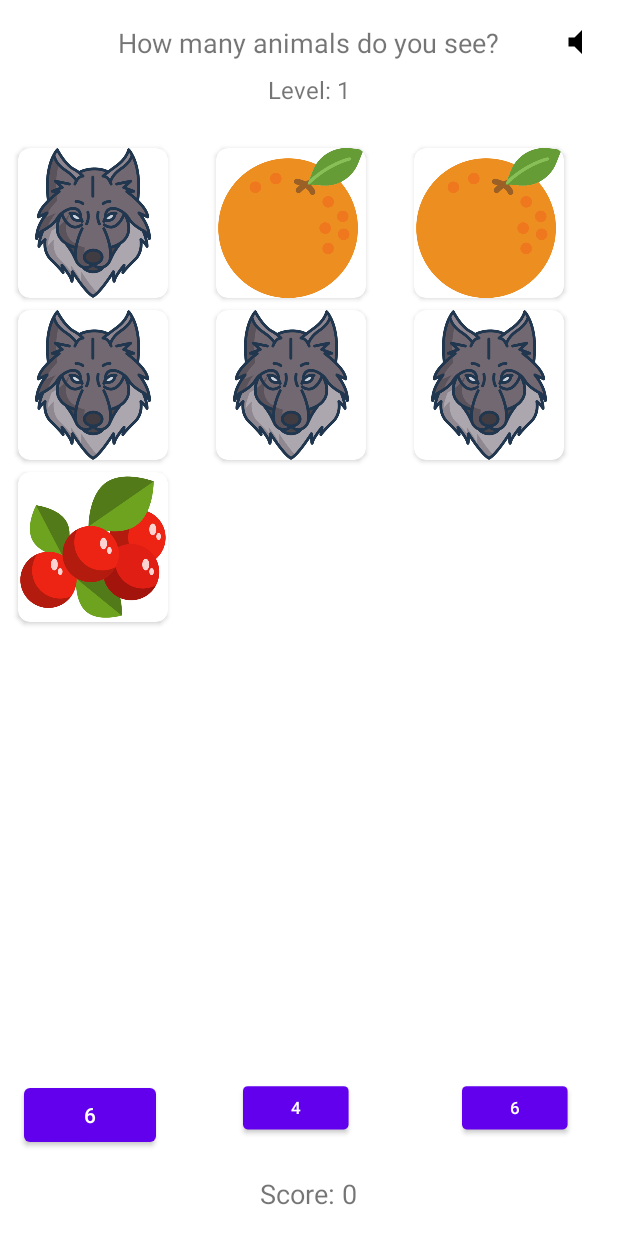
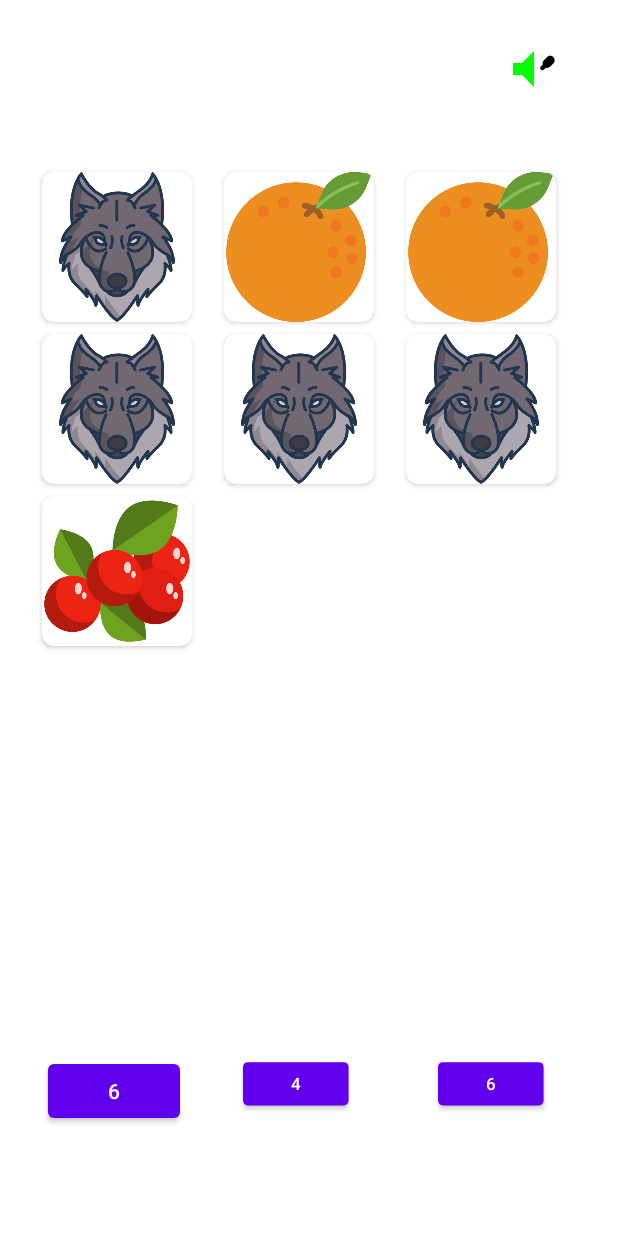
Before and after one commit to outlander23/sas, an Android app: the MainGameActivity screen opened directly, with no data from a screen before it, on a phone screen of 412 x 824 dp. Run offline under Robolectric (Android 15) with nearby library versions, the phone set to English and light mode, and no system bars.

Commit message:
main game fixed

```diff
--- a/app/src/main/java/com/example/sas/MainGameActivity.java
+++ b/app/src/main/java/com/example/sas/MainGameActivity.java
@@ -36,6 +36,8 @@ public class MainGameActivity extends AppCompatActivity {
     private MediaPlayer correctSound;
     private MediaPlayer wrongSound;
     private ImageButton soundToggleButton;
+
+
     private boolean isSoundOn = true;
 
     private String[] animalNames = {
@@ -166,7 +168,7 @@ public class MainGameActivity extends AppCompatActivity {
         int guessedNumber = Integer.parseInt(clickedButton.getText().toString());
 
         if (guessedNumber == realNumber) {
-            score += 10;
+            score += 1;
             scoreTextView.setText("Score: " + score);
             scoreTextView.startAnimation(scoreTextAnimation);
             correctSound.start();
@@ -176,7 +178,7 @@ public class MainGameActivity extends AppCompatActivity {
             wrongDialog.show();
         }
 
-        level++;
+       if(score%5==0) level++;
         entityRecyclerView.startAnimation(levelTransitionAnimation);
         generateRandomEntities();
     }
--- a/app/src/main/java/com/example/sas/MainMathGame.java
+++ b/app/src/main/java/com/example/sas/MainMathGame.java
@@ -27,6 +27,7 @@ public class MainMathGame extends AppCompatActivity {
     private int number1;
     private int number2;
     private int result;
+
 
 
     private int score;
@@ -147,7 +148,7 @@ public class MainMathGame extends AppCompatActivity {
                 updateScore();
             }
             TextView levelTextView = findViewById(R.id.level1);
-            levelTextView.setText("Level " + ((level/5)+1));
+            levelTextView.setText("Level " +level);
             generateQuestion();
         } else {
             Toast.makeText(this, "Please enter your answer", Toast.LENGTH_SHORT).show();
--- a/app/src/main/res/drawable/ic_volume_off.xml
+++ b/app/src/main/res/drawable/ic_volume_off.xml
@@ -1,12 +1,19 @@
 <vector xmlns:android="http://schemas.android.com/apk/res/android"
-    android:width="24dp"
-    android:height="24dp"
-    android:viewportWidth="24"
-    android:viewportHeight="24">
+    android:width="48dp"
+    android:height="48dp"
+    android:viewportWidth="48"
+    android:viewportHeight="48">
+
+    <!-- Speaker body -->
+    <path
+        android:fillColor="#00ffff"
+        android:pathData="M10,14v-4h6l8-8v24l-8-8h-6z"/>
+
+    <!-- Sound waves -->
     <path
         android:fillColor="#000000"
-        android:pathData="M7,9v6h4l5,5V4l-5,5H7z"/>
+        android:pathData="M32.8,10.2c0.6,0.6,0.6,1.5,0,2.1l-2.1,2.1c-0.6,0.6-1.5,0.6-2.1,0c-0.6-0.6-0.6-1.5,0-2.1l2.1-2.1C31.3,9.6,32.2,9.6,32.8,10.2z"/>
     <path
         android:fillColor="#000000"
-        android:pathData="M15.5,12L12,8.5V15.5L15.5,12z"/>
+        android:pathData="M36.9,6.1c1.2,1.2,1.2,3.1,0,4.2l-2.1,2.1c-1.2,1.2-3.1,1.2-4.2,0c-1.2-1.2-1.2-3.1,0-4.2l2.1-2.1C33.8,4.8,35.7,4.8,36.9,6.1z"/>
 </vector>
--- a/app/src/main/res/drawable/ic_volume_up.xml
+++ b/app/src/main/res/drawable/ic_volume_up.xml
@@ -1,12 +1,19 @@
 <vector xmlns:android="http://schemas.android.com/apk/res/android"
-    android:width="24dp"
-    android:height="24dp"
-    android:viewportWidth="24"
-    android:viewportHeight="24">
+    android:width="48dp"
+    android:height="48dp"
+    android:viewportWidth="48"
+    android:viewportHeight="48">
+
+    <!-- Speaker body -->
+    <path
+        android:fillColor="#00ff00"
+        android:pathData="M10,14v-4h6l8-8v24l-8-8h-6z"/>
+
+    <!-- Sound waves -->
     <path
         android:fillColor="#000000"
-        android:pathData="M7,9v6h4l5,5V4l-5,5H7z"/>
+        android:pathData="M32.8,10.2c0.6,0.6,0.6,1.5,0,2.1l-2.1,2.1c-0.6,0.6-1.5,0.6-2.1,0c-0.6-0.6-0.6-1.5,0-2.1l2.1-2.1C31.3,9.6,32.2,9.6,32.8,10.2z"/>
     <path
         android:fillColor="#000000"
-        android:pathData="M15.5,12L12,8.5V15.5L15.5,12z"/>
+        android:pathData="M36.9,6.1c1.2,1.2,1.2,3.1,0,4.2l-2.1,2.1c-1.2,1.2-3.1,1.2-4.2,0c-1.2-1.2-1.2-3.1,0-4.2l2.1-2.1C33.8,4.8,35.7,4.8,36.9,6.1z"/>
 </vector>
--- a/app/src/main/res/layout/activity_main_game.xml
+++ b/app/src/main/res/layout/activity_main_game.xml
@@ -1,7 +1,8 @@
 <?xml version="1.0" encoding="utf-8"?>
 <RelativeLayout xmlns:android="http://schemas.android.com/apk/res/android"
     android:layout_width="match_parent"
-    android:layout_height="match_parent">
+    android:layout_height="match_parent"
+    android:padding="16dp">
 
     <TextView
         android:id="@+id/how_many_text_view"
@@ -10,7 +11,8 @@
         android:layout_centerHorizontal="true"
         android:layout_marginTop="16dp"
         android:text="How many animals do you see?"
-        android:textSize="18sp"/>
+        android:textSize="18sp"
+        android:textColor="@android:color/white"/>
 
     <TextView
         android:id="@+id/level_text_view"
@@ -20,16 +22,18 @@
         android:layout_below="@id/how_many_text_view"
         android:layout_marginTop="8dp"
         android:text="Level: 1"
-        android:textSize="16sp"/>
+        android:textSize="16sp"
+        android:textColor="@android:color/white"/>
 
     <androidx.recyclerview.widget.RecyclerView
         android:id="@+id/entity_recycler_view"
         android:layout_width="match_parent"
-        android:layout_height="wrap_content"
+        android:layout_height="0dp"
         android:layout_below="@id/level_text_view"
+        android:layout_above="@id/score_text_view"
         android:layout_marginTop="16dp"
-        android:padding="8dp"
-        android:clipToPadding="false"/>
+        android:clipToPadding="false"
+        android:padding="8dp"/>
 
     <TextView
         android:id="@+id/score_text_view"
@@ -39,7 +43,8 @@
         android:layout_alignParentBottom="true"
         android:layout_marginBottom="16dp"
         android:text="Score: 0"
-        android:textSize="18sp"/>
+        android:textSize="18sp"
+        android:textColor="@android:color/white"/>
 
     <Button
         android:id="@+id/button_1"
@@ -70,11 +75,10 @@
         android:layout_marginBottom="16dp"
         android:text="3" />
 
-
     <ImageButton
         android:id="@+id/sound_toggle_button"
-        android:layout_width="wrap_content"
-        android:layout_height="wrap_content"
+        android:layout_width="48dp"
+        android:layout_height="48dp"
         android:layout_alignParentEnd="true"
         android:layout_margin="16dp"
         android:background="@null"
--- a/app/src/main/res/values/strings.xml
+++ b/app/src/main/res/values/strings.xml
@@ -9,4 +9,7 @@
 
     <string name="hello_first_fragment">Hello first fragment</string>
     <string name="hello_second_fragment">Hello second fragment. Arg: %1$s</string>
+    <string name="how_many_animals">How many %1$s do you see?</string>
+    <string name="how_many_default">How many animals do you see?</string>
+    <string name="level">Level: %1$d</string>
 </resources>
```
Also changed, not shown: app/src/main/res/layout/activity_about.xml (+28 -12 lines), app/src/main/res/layout/congrats_dialog.xml (+3 -12 lines).
